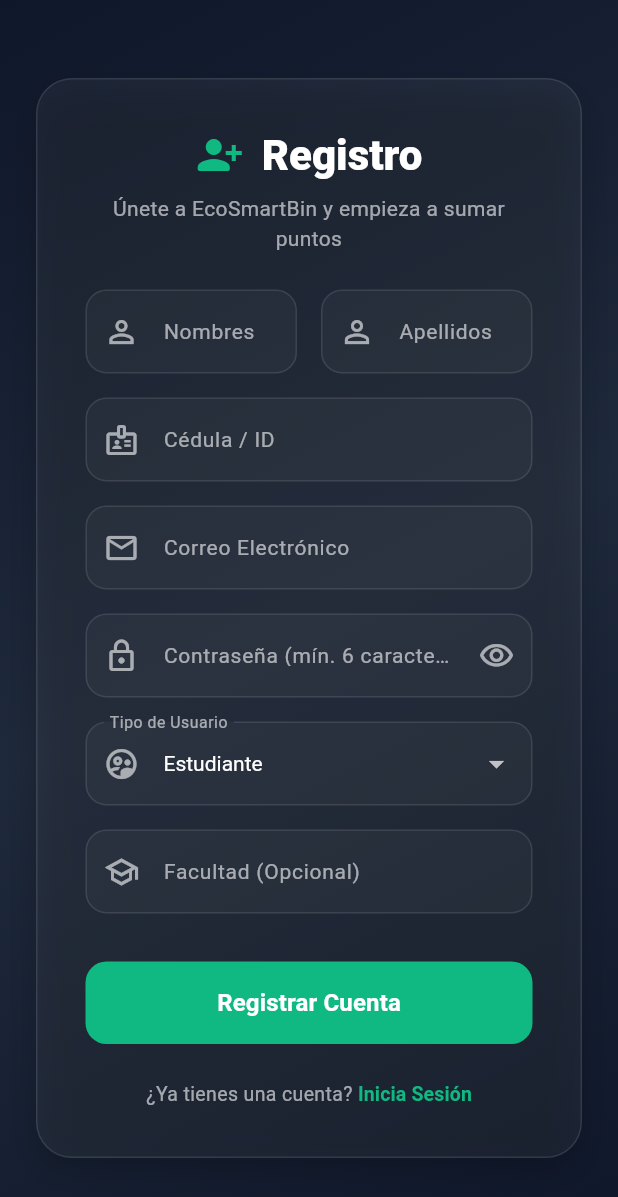
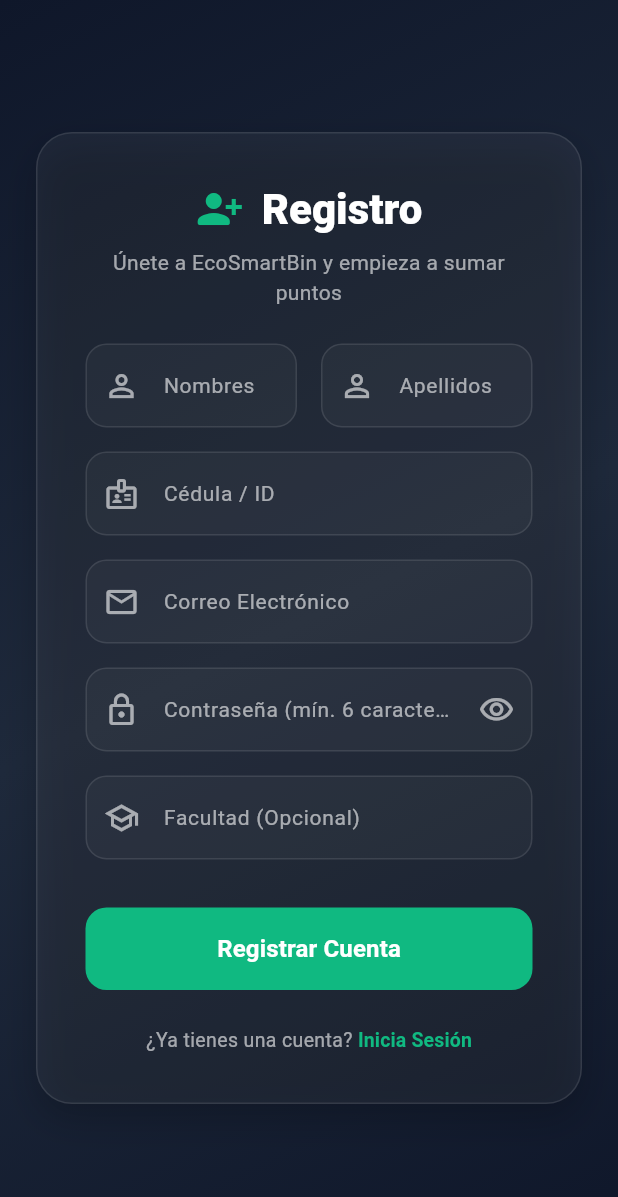
Before and after one commit to vinirmn007/EcoSmartBin, a Flutter app: the RegisterScreen screen opened by its route, on a phone screen of 412 x 824 dp. Shown: the top 1197 px of the screen. Run offline on Flutter 3.47's test engine with Material 3 defaults, Android fonts, the phone set to English and light mode, and no system bars; our stand-ins replace shared_preferences; accounts and stored records are empty; network calls fail.

Commit message:
eliminacion de tipo de usuario

```diff
--- a/frontend/lib/models/user_profile.dart
+++ b/frontend/lib/models/user_profile.dart
@@ -4,7 +4,6 @@
   final String nombres;
   final String apellidos;
   final String cedula;
-  final String tipoUsuario;
   final String? facultad;
   final String role;
   final int puntosEcologicos;
@@ -17,7 +16,6 @@
     required this.nombres,
     required this.apellidos,
     required this.cedula,
-    required this.tipoUsuario,
     this.facultad,
     required this.role,
     required this.puntosEcologicos,
@@ -32,7 +30,6 @@
       nombres: json['nombres'] ?? '',
       apellidos: json['apellidos'] ?? '',
       cedula: json['cedula'] ?? '',
-      tipoUsuario: json['tipo_usuario'] ?? 'estudiante',
       facultad: json['facultad'],
       role: json['role'] ?? 'user',
       puntosEcologicos: json['puntos_ecologicos'] ?? 0,
@@ -48,7 +45,6 @@
       'nombres': nombres,
       'apellidos': apellidos,
       'cedula': cedula,
-      'tipo_usuario': tipoUsuario,
       'facultad': facultad,
       'role': role,
       'puntos_ecologicos': puntosEcologicos,
--- a/frontend/lib/screens/profile_screen.dart
+++ b/frontend/lib/screens/profile_screen.dart
@@ -200,8 +200,6 @@
           _buildInfoRow(Icons.email_outlined, 'Correo Electrónico', _profile?.email ?? ''),
           _buildDivider(),
           _buildInfoRow(Icons.badge_outlined, 'Cédula de Identidad', _profile?.cedula ?? ''),
-          _buildDivider(),
-          _buildInfoRow(Icons.supervised_user_circle_outlined, 'Tipo de Usuario', _capitalize(_profile?.tipoUsuario ?? '')),
 
           if (_profile?.facultad != null && _profile!.facultad!.isNotEmpty) ...[
             _buildDivider(),
--- a/frontend/lib/screens/register_screen.dart
+++ b/frontend/lib/screens/register_screen.dart
@@ -18,7 +18,6 @@
   final _cedulaController = TextEditingController();
   final _facultadController = TextEditingController();
 
-  String _tipoUsuario = 'estudiante';
   bool _isLoading = false;
   bool _obscurePassword = true;
   String? _errorMessage;
@@ -50,7 +49,6 @@
       nombres: _nombresController.text.trim(),
       apellidos: _apellidosController.text.trim(),
       cedula: _cedulaController.text.trim(),
-      tipoUsuario: _tipoUsuario,
       facultad: _facultadController.text.trim(),
     );
 
@@ -299,36 +297,12 @@
                       ),
                       const SizedBox(height: 16),
 
-                      // Tipo de Usuario Dropdown
-                      DropdownButtonFormField<String>(
-                        value: _tipoUsuario,
-                        dropdownColor: const Color(0xFF1E293B),
-                        style: const TextStyle(color: Colors.white, fontSize: 14),
-                        decoration: _buildInputDecoration('Tipo de Usuario', Icons.supervised_user_circle_outlined),
-                        items: const [
-                          DropdownMenuItem(value: 'estudiante', child: Text('Estudiante')),
-                          DropdownMenuItem(value: 'docente', child: Text('Docente')),
-                        ],
-                        onChanged: (value) {
-                          if (value != null) {
-                            setState(() {
-                              _tipoUsuario = value;
-                              if (value == 'administrativo') {
-                                _facultadController.clear();
-                              }
-                            });
-                          }
-                        },
+                      // Facultad (Opcional)
+                      TextFormField(
+                        controller: _facultadController,
+                        style: const TextStyle(color: Colors.white),
+                        decoration: _buildInputDecoration('Facultad (Opcional)', Icons.school_outlined),
                       ),
-                      const SizedBox(height: 16),
-
-                      // Facultad (se muestra opcionalmente)
-                      if (_tipoUsuario != 'administrativo')
-                        TextFormField(
-                          controller: _facultadController,
-                          style: const TextStyle(color: Colors.white),
-                          decoration: _buildInputDecoration('Facultad (Opcional)', Icons.school_outlined),
-                        ),
                       const SizedBox(height: 32),
 
                       // Register Button
--- a/frontend/lib/services/api_service.dart
+++ b/frontend/lib/services/api_service.dart
@@ -30,7 +30,6 @@
     required String nombres,
     required String apellidos,
     required String cedula,
-    required String tipoUsuario,
     String? facultad,
   }) async {
     final url = Uri.parse('$baseUrl/auth/register');
@@ -41,7 +40,6 @@
       'nombres': nombres,
       'apellidos': apellidos,
       'cedula': cedula,
-      'tipo_usuario': tipoUsuario,
     };
 
     if (facultad != null && facultad.isNotEmpty) {
```
Also changed, not shown: 3 other files.
